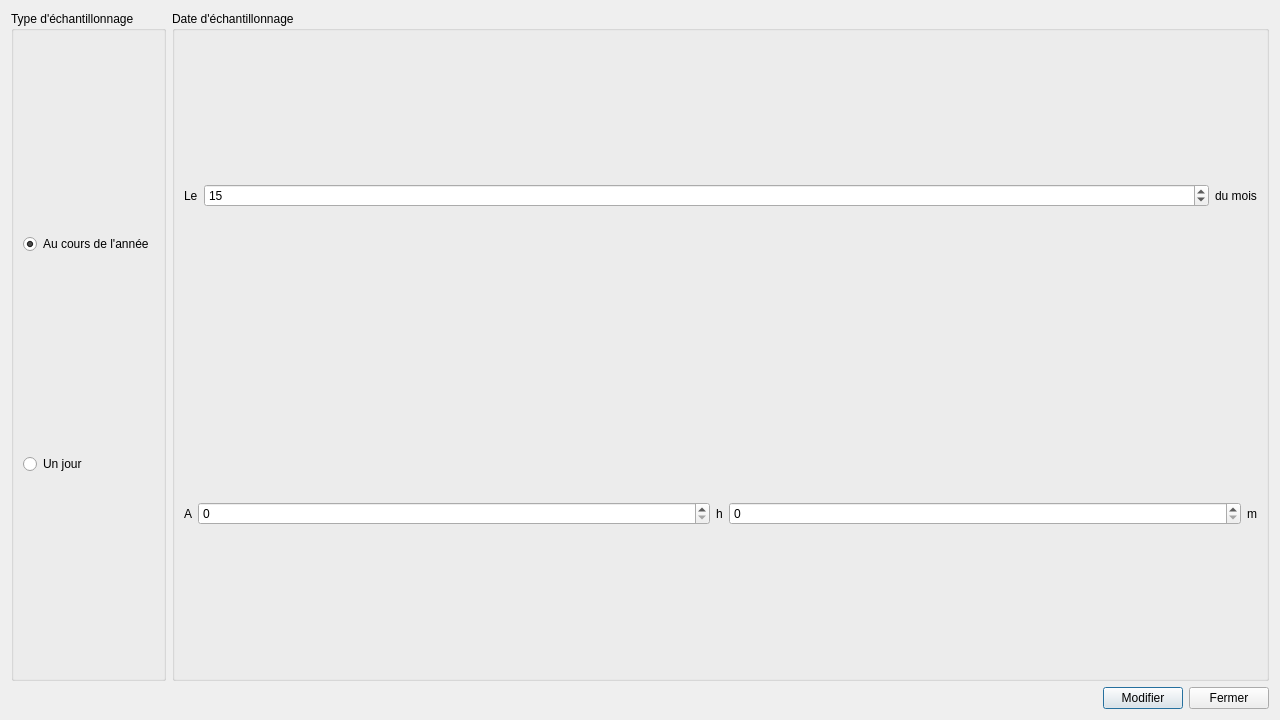
The window that dialogs/objectdialog.ui (Paracetamol56/Observeur2) describes before a commit, drawn with Qt 5.
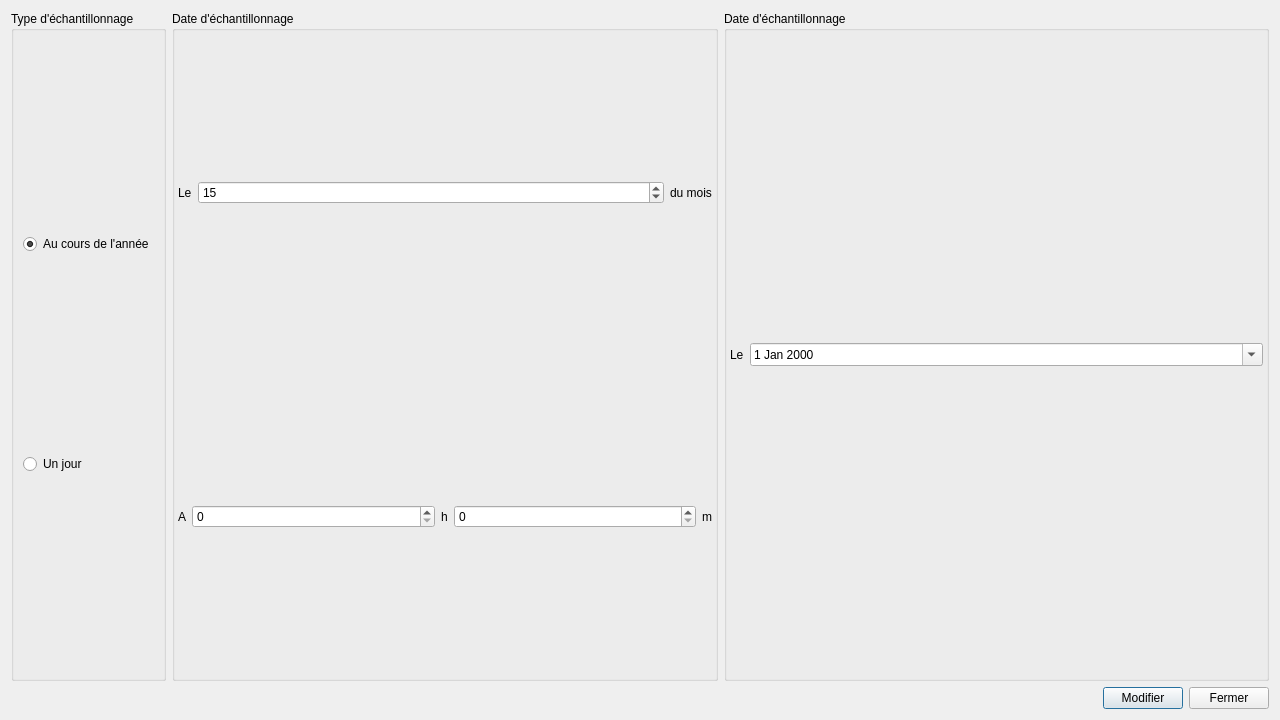
The same window after the commit. Icons and pictures are not drawn.

Commit message: Day/Year chart

Diff of the .ui file:
```diff
--- a/dialogs/objectdialog.ui
+++ b/dialogs/objectdialog.ui
@@ -59,6 +59,18 @@
             <string>Date d'échantillonnage</string>
            </property>
            <layout class="QVBoxLayout" name="verticalLayout_3">
+            <property name="leftMargin">
+             <number>3</number>
+            </property>
+            <property name="topMargin">
+             <number>3</number>
+            </property>
+            <property name="rightMargin">
+             <number>3</number>
+            </property>
+            <property name="bottomMargin">
+             <number>3</number>
+            </property>
             <item>
              <layout class="QHBoxLayout" name="horizontalLayout_3" stretch="0,1,0">
               <item>
@@ -132,6 +144,51 @@
            </layout>
           </widget>
          </item>
+         <item>
+          <widget class="QGroupBox" name="dayDateGroupBox">
+           <property name="enabled">
+            <bool>true</bool>
+           </property>
+           <property name="title">
+            <string>Date d'échantillonnage</string>
+           </property>
+           <property name="flat">
+            <bool>false</bool>
+           </property>
+           <layout class="QVBoxLayout" name="verticalLayout_7">
+            <property name="leftMargin">
+             <number>3</number>
+            </property>
+            <property name="topMargin">
+             <number>3</number>
+            </property>
+            <property name="rightMargin">
+             <number>3</number>
+            </property>
+            <property name="bottomMargin">
+             <number>3</number>
+            </property>
+            <item>
+             <layout class="QHBoxLayout" name="horizontalLayout_7" stretch="0,1">
+              <item>
+               <widget class="QLabel" name="label_13">
+                <property name="text">
+                 <string>Le</string>
+                </property>
+               </widget>
+              </item>
+              <item>
+               <widget class="QDateEdit" name="dateEdit">
+                <property name="calendarPopup">
+                 <bool>true</bool>
+                </property>
+               </widget>
+              </item>
+             </layout>
+            </item>
+           </layout>
+          </widget>
+         </item>
         </layout>
        </item>
       </layout>
```
Left out of the diff: 18 changed lines with no effect on the pictures. The commit also changes 1 other file.
